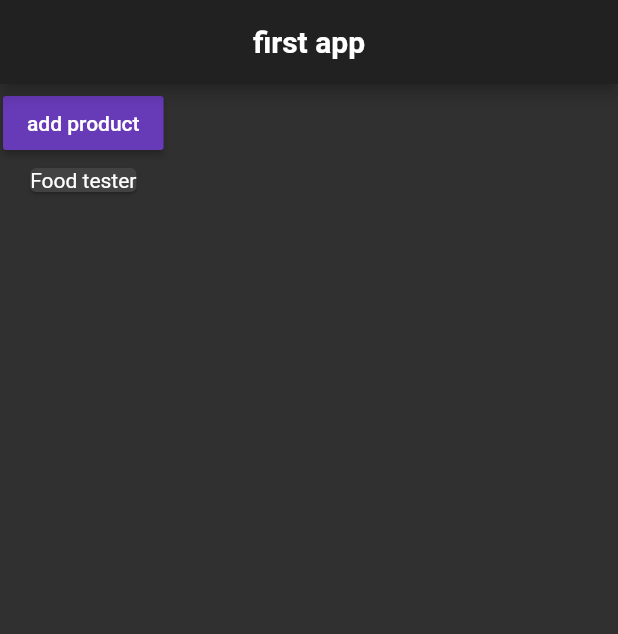
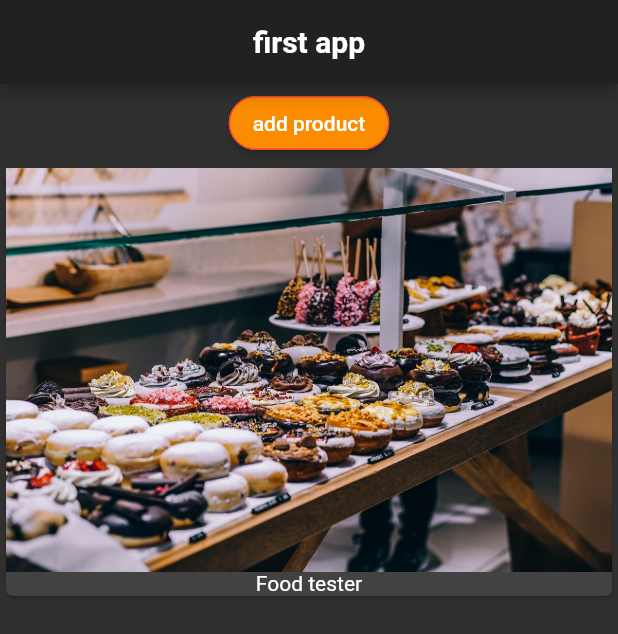
Before and after one commit to nima-abdpoor/Flutter-Project, a Flutter app: the screen it shows after launch, on a phone screen of 412 x 824 dp. Shown: the top 634 px of the screen. Run offline on Flutter 3.47's test engine with Material 2 defaults, Android fonts, the phone set to English and light mode, and no system bars.

Commit message:
1.remove UI debug 2.change the button shape 3.change columnlist to ListView in products class

```diff
--- a/lib/main.dart
+++ b/lib/main.dart
@@ -1,5 +1,4 @@
 
-import 'dart:developer';
 
 import 'package:flutter/cupertino.dart';
 import 'package:flutter/material.dart';
@@ -7,9 +6,6 @@ import 'package:flutter/rendering.dart';
 import 'package:helloflutter/product_manager.dart';
 
 main(List<String> args) {
-  debugPaintSizeEnabled = true;
-  debugPaintBaselinesEnabled = true;
-  debugPaintPointersEnabled =true;
   runApp(MyApp());
 }
 
@@ -18,7 +14,6 @@ class MyApp extends StatelessWidget {
   @override
   Widget build(BuildContext context) {
     return MaterialApp(
-      debugShowMaterialGrid: true,
       theme: ThemeData(
         primarySwatch: Colors.orange,
         brightness: Brightness.dark,
--- a/lib/product_control.dart
+++ b/lib/product_control.dart
@@ -1,3 +1,4 @@
+import 'package:flutter/cupertino.dart';
 import 'package:flutter/material.dart';
 
 class ProductControl extends StatelessWidget{
@@ -7,7 +8,10 @@ class ProductControl extends StatelessWidget{
   @override
   Widget build(BuildContext context) {
     return RaisedButton(
-      color: Theme.of(context).accentColor,
+      shape: RoundedRectangleBorder(
+          borderRadius: BorderRadius.circular(18.0),
+          side: BorderSide(color: Colors.red)
+      ),
       onPressed: () {
         addProduct('Sweets');
       },
--- a/lib/product_manager.dart
+++ b/lib/product_manager.dart
@@ -32,8 +32,11 @@ class _ProductManagerState extends State<ProductManager> {
     return Column(
       children: [
         Container(
-            margin: EdgeInsets.all(2.0), child: ProductControl(_addProduct)),
-        product(_products)
+            margin: EdgeInsets.all(2.0),
+            child: ProductControl(_addProduct)),
+        Expanded(
+          child: product(_products),
+        )
       ],
     );
   }
--- a/lib/products.dart
+++ b/lib/products.dart
@@ -9,21 +9,22 @@ class product extends StatelessWidget {
   @override
   Widget build(BuildContext context) {
     print("product build()");
-    return Column(
-      children: products
-          .map(
-            (element) => Card(
+    return ListView.builder(
+      itemBuilder: _buildProductItem,
+      itemCount: products.length,
+    );
+  }
+
+  Widget _buildProductItem(BuildContext context, int index) {
+    return Card(
       child: Column(
         children: <Widget>[
-                  //Image.asset('assets/food.jpg'),
+          Image.asset('assets/food.jpg'),
           Text(
-                    element,
+            products[index],
           ),
         ],
       ),
-            ),
-          )
-          .toList(),
     );
   }
 }
```
Lines whose indentation alone changed are shown as unchanged.
